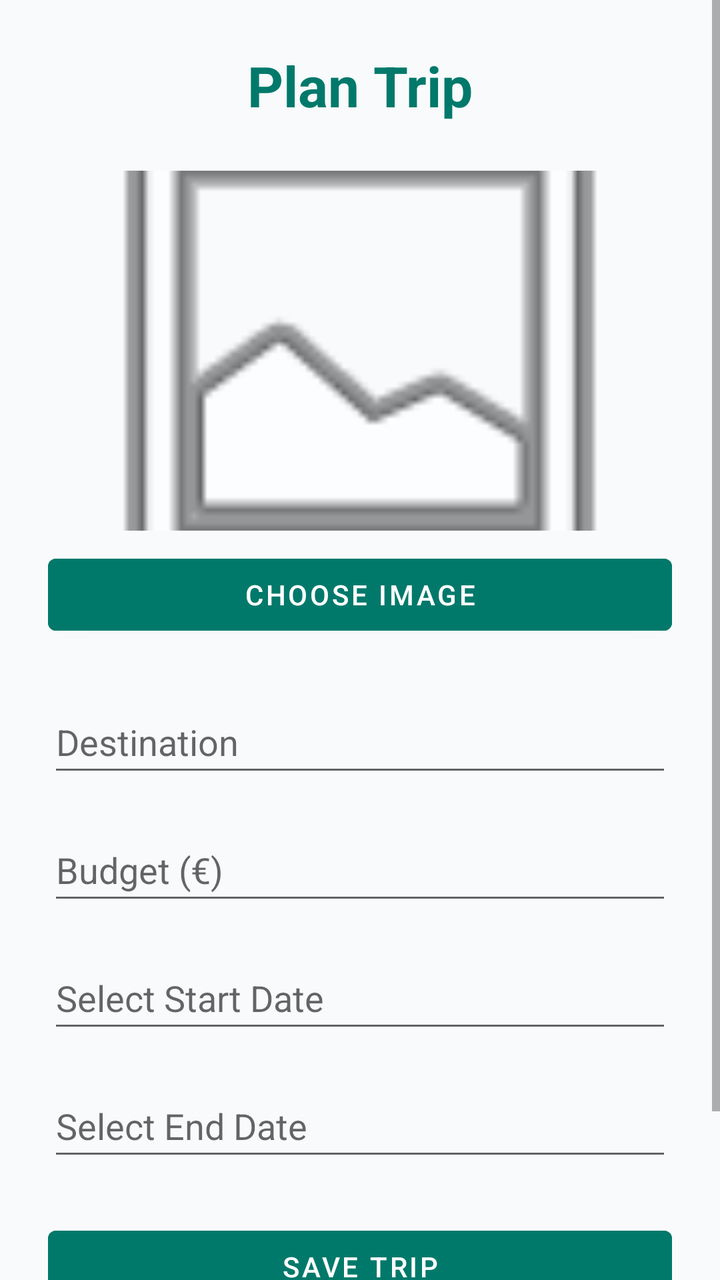
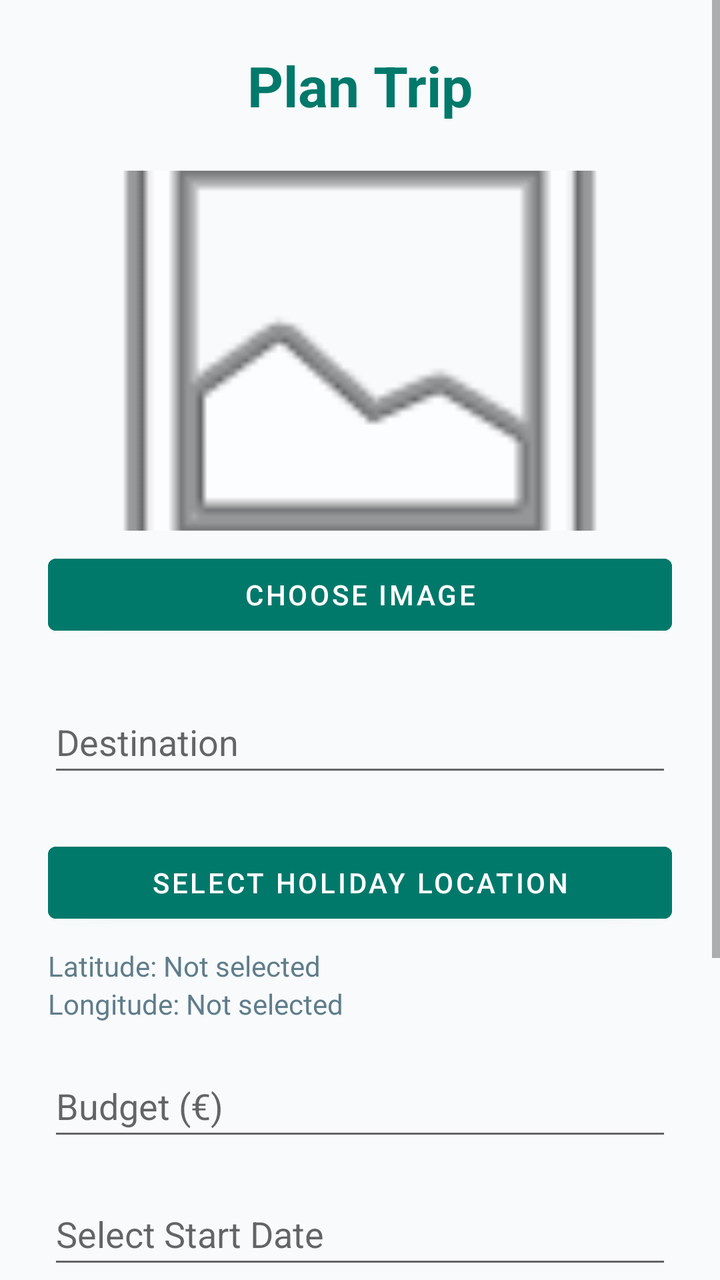

The first picture is an Android layout as it rendered before a commit; the second is the same layout after the commit. The layout source and the unified diff follow.
<!-- AndroidManifest.xml: application theme Theme.PersonalHolidayPlanner -->
<!-- res/layout/activity_add_edit.xml -->
<?xml version="1.0" encoding="utf-8"?>
<androidx.constraintlayout.widget.ConstraintLayout
    xmlns:android="http://schemas.android.com/apk/res/android"
    xmlns:app="http://schemas.android.com/apk/res-auto"
    android:layout_width="match_parent"
    android:layout_height="match_parent"
    android:background="@color/planner_background">

    <ScrollView
        android:layout_width="0dp"
        android:layout_height="0dp"
        android:fillViewport="true"
        app:layout_constraintTop_toTopOf="parent"
        app:layout_constraintBottom_toBottomOf="parent"
        app:layout_constraintStart_toStartOf="parent"
        app:layout_constraintEnd_toEndOf="parent">

        <LinearLayout
            android:layout_width="match_parent"
            android:layout_height="wrap_content"
            android:orientation="vertical"
            android:padding="24dp">

            <TextView
                android:id="@+id/formTitle"
                android:layout_width="match_parent"
                android:layout_height="wrap_content"
                android:layout_marginBottom="24dp"
                android:text="Plan Trip"
                android:textAlignment="center"
                android:textColor="@color/planner_teal"
                android:textSize="28sp"
                android:textStyle="bold" />

            <ImageView
                android:id="@+id/imageViewAdd"
                android:layout_width="match_parent"
                android:layout_height="180dp"
                android:adjustViewBounds="true"
                android:scaleType="centerCrop"
                android:src="@android:drawable/ic_menu_gallery"
                android:contentDescription="Holiday image preview" />

            <Button
                android:id="@+id/imagePickButton"
                android:layout_width="match_parent"
                android:layout_height="wrap_content"
                android:layout_marginTop="8dp"
                android:layout_marginBottom="24dp"
                android:backgroundTint="@color/planner_teal"
                android:text="Choose Image"
                android:textColor="@color/planner_white" />

            <EditText
                android:id="@+id/destinationInput"
                android:layout_width="match_parent"
                android:layout_height="wrap_content"
                android:layout_marginBottom="16dp"
                android:hint="Destination"
                android:inputType="textCapWords"
                android:minHeight="48dp"
                android:textColor="#000000" />

            <EditText
                android:id="@+id/budgetInput"
                android:layout_width="match_parent"
                android:layout_height="wrap_content"
                android:layout_marginBottom="16dp"
                android:hint="Budget (€)"
                android:inputType="numberDecimal"
                android:minHeight="48dp"
                android:textColor="#000000" />

            <EditText
                android:id="@+id/startDateInput"
                android:layout_width="match_parent"
                android:layout_height="wrap_content"
                android:layout_marginBottom="16dp"
                android:hint="Select Start Date"
                android:inputType="date"
                android:minHeight="48dp"
                android:textColor="#000000" />

            <EditText
                android:id="@+id/endDateInput"
                android:layout_width="match_parent"
                android:layout_height="wrap_content"
                android:layout_marginBottom="24dp"
                android:hint="Select End Date"
                android:inputType="date"
                android:minHeight="48dp"
                android:textColor="#000000" />

            <Button
                android:id="@+id/saveButton"
                android:layout_width="match_parent"
                android:layout_height="wrap_content"
                android:layout_marginBottom="8dp"
                android:minHeight="48dp"
                android:backgroundTint="@color/planner_teal"
                android:text="Save Trip"
                android:textColor="@color/planner_white" />

            <Button
                android:id="@+id/cancelButton"
                android:layout_width="match_parent"
                android:layout_height="wrap_content"
                android:minHeight="48dp"
                android:backgroundTint="@color/planner_red"
                android:text="Cancel"
                android:textColor="@color/planner_white" />

        </LinearLayout>
    </ScrollView>
</androidx.constraintlayout.widget.ConstraintLayout>
<!-- resources referenced by this layout -->
<resources>
  <color name="planner_background">#F8FAFC</color>
  <color name="planner_red">#E53935</color>
  <color name="planner_teal">#00796B</color>
  <color name="planner_white">#FFFFFF</color>
  <style name="Theme.PersonalHolidayPlanner" parent="Theme.MaterialComponents.DayNight.DarkActionBar">
          
          <item name="colorPrimary">@color/planner_teal</item>
          <item name="colorPrimaryVariant">@color/purple_700</item>
          <item name="colorOnPrimary">@color/white</item>
          
          <item name="colorSecondary">@color/teal_200</item>
          <item name="colorSecondaryVariant">@color/teal_700</item>
          <item name="colorOnSecondary">@color/black</item>
          
          <item name="android:statusBarColor">?attr/colorPrimaryVariant</item>
          
      </style>
  <color name="purple_700">#FF3700B3</color>
  <color name="white">#FFFFFFFF</color>
  <color name="teal_200">#FF03DAC5</color>
  <color name="teal_700">#FF018786</color>
  <color name="black">#FF000000</color>
</resources>

<!-- the commit's change to res/layout/activity_add_edit.xml (unified diff, before → after) -->
@@ -61,6 +61,33 @@
                 android:minHeight="48dp"
                 android:textColor="#000000" />
 
+            <Button
+                android:id="@+id/locationButton"
+                android:layout_width="match_parent"
+                android:layout_height="wrap_content"
+                android:layout_marginTop="8dp"
+                android:backgroundTint="@color/planner_teal"
+                android:text="Select Holiday Location"
+                android:textColor="@color/planner_white" />
+
+            <TextView
+                android:id="@+id/latitudeText"
+                android:layout_width="match_parent"
+                android:layout_height="wrap_content"
+                android:layout_marginTop="8dp"
+                android:text="Latitude: Not selected"
+                android:textColor="@color/planner_secondary"
+                android:textSize="14sp" />
+
+            <TextView
+                android:id="@+id/longitudeText"
+                android:layout_width="match_parent"
+                android:layout_height="wrap_content"
+                android:layout_marginBottom="16dp"
+                android:text="Longitude: Not selected"
+                android:textColor="@color/planner_secondary"
+                android:textSize="14sp" />
+
             <EditText
                 android:id="@+id/budgetInput"
                 android:layout_width="match_parent"
@@ -110,6 +137,8 @@
                 android:text="Cancel"
                 android:textColor="@color/planner_white" />
 
+
+
         </LinearLayout>
     </ScrollView>
 </androidx.constraintlayout.widget.ConstraintLayout>
<!-- resource entries referenced after the edit -->
@@ -2,6 +2,7 @@
 <resources>
   <color name="planner_background">#F8FAFC</color>
   <color name="planner_red">#E53935</color>
+  <color name="planner_secondary">#607D8B</color>
   <color name="planner_teal">#00796B</color>
   <color name="planner_white">#FFFFFF</color>
   <style name="Theme.PersonalHolidayPlanner" parent="Theme.MaterialComponents.DayNight.DarkActionBar">
